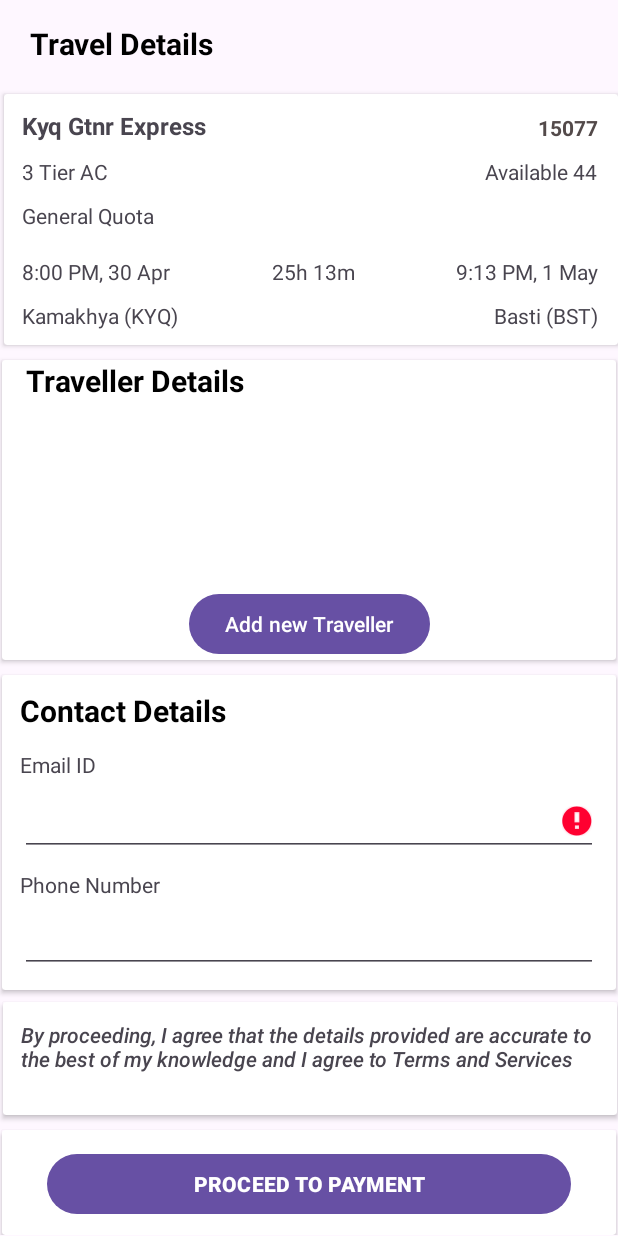
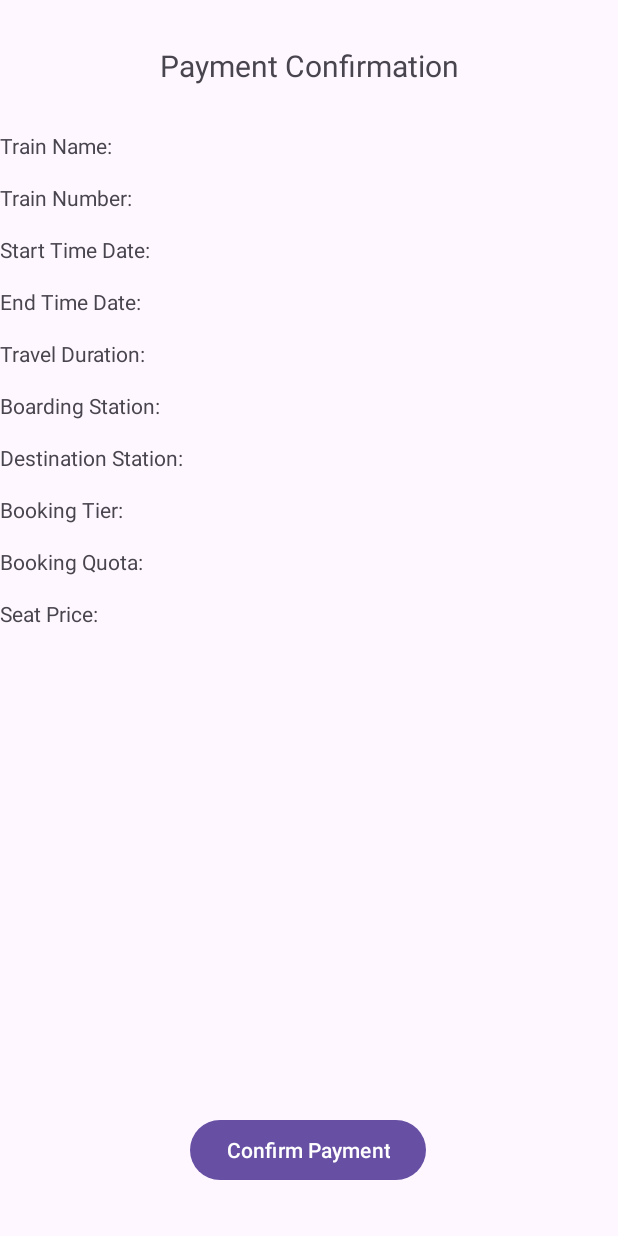
Before and after one commit to ritesh-gupta19/Railquest, an Android app: the Booking_Page_User_Details_Trip screen opened directly, with no data from a screen before it, after a tap on "PROCEED TO PAYMENT", on a phone screen of 412 x 824 dp. Run offline under Robolectric (Android 15) with nearby library versions, the phone set to English and light mode, and no system bars.

Commit message:
completed booking a ticket --everything

```diff
--- a/app/src/main/java/com/example/railquest/Booking_Page_User_Details_Trip.java
+++ b/app/src/main/java/com/example/railquest/Booking_Page_User_Details_Trip.java
@@ -21,8 +21,8 @@ public class Booking_Page_User_Details_Trip extends AppCompatActivity {
             txtBookingDestinationTimeDate, txtBookingTravelDuration, txtBookingStartStation,
             txtBookingDestinationStation;
     private RecyclerView recViewTravellerList;
-    List<String> travellerName_age;
-    List<String> travellerBerth;
+    ArrayList<String> travellerName_age_gender;
+    ArrayList<String> travellerBerth;
 
     // Define a constant for request code
     private static final int REQUEST_CODE_ADD_TRAVELLER = 101;
@@ -50,7 +50,7 @@ public class Booking_Page_User_Details_Trip extends AppCompatActivity {
         txtBookingDestinationStation = findViewById(R.id.txtBookedDestinationStation);
         recViewTravellerList = findViewById(R.id.recViewTravellerList);
 
-        travellerName_age = new ArrayList<>();
+        travellerName_age_gender = new ArrayList<>();
         travellerBerth = new ArrayList<>();
 
         // Set onClick listeners for buttons
@@ -65,19 +65,38 @@ public class Booking_Page_User_Details_Trip extends AppCompatActivity {
                 // Add your logic for proceeding to payment here
                 Toast.makeText(Booking_Page_User_Details_Trip.this, "Proceeding to payment...", Toast.LENGTH_SHORT).show();
             }
+
+            Intent intent = new Intent(this, PaymentActivity.class);
+
+            // add string extras
+            intent.putExtra("trainName", getIntent().getStringExtra("trainName"));
+            intent.putExtra("trainNumber", getIntent().getStringExtra("trainNumber"));
+            intent.putExtra("startTimeDate", getIntent().getStringExtra("startTimeDate"));
+            intent.putExtra("endTimeDate", getIntent().getStringExtra("endTimeDate"));
+            intent.putExtra("timeDuration", getIntent().getStringExtra("timeDuration"));
+            intent.putExtra("boardingStation", getIntent().getStringExtra("boardingStation"));
+            intent.putExtra("destinationStation", getIntent().getStringExtra("destinationStation"));
+            intent.putExtra("bookingTier", getIntent().getStringExtra("bookingTier"));
+            intent.putExtra("bookingQuota", getIntent().getStringExtra("bookingQuota"));
+            intent.putExtra("seatPrice", getIntent().getStringExtra("seatPrice"));
+            intent.putExtra("travellerName_age_gender", travellerName_age_gender);
+            intent.putExtra("travellerBerth", travellerBerth);
+
+            startActivity(intent);
         });
 
-        // Set sample data for the first card (you can replace it with dynamic data)
-        txtBookingTrainName.setText("Kyq Gtnr Express");
-        txtBookingTrainNumber.setText("15077");
-        txtBookingTier.setText("3 Tier AC");
-        txtBookingSeatsRemaining.setText("Available 44");
-        txtBookingQuota.setText("General Quota");
-        txtBookingStartTimeDate.setText("8:00 PM, 30 Apr");
-        txtBookingDestinationTimeDate.setText("9:13 PM, 1 May");
-        txtBookingTravelDuration.setText("25h 13m");
-        txtBookingStartStation.setText("Kamakhya (KYQ)");
-        txtBookingDestinationStation.setText("Basti (BST)");
+        // get data from previous intent
+
+        txtBookingTrainName.setText(getIntent().getStringExtra("trainName"));
+        txtBookingTrainNumber.setText(getIntent().getStringExtra("trainNumber"));
+        txtBookingTier.setText(getIntent().getStringExtra("bookingTier"));
+        txtBookingSeatsRemaining.setText("Available " + getIntent().getStringExtra("availableSeats"));
+        txtBookingQuota.setText(getIntent().getStringExtra("bookingQuota"));
+        txtBookingStartTimeDate.setText(getIntent().getStringExtra("startTimeDate"));
+        txtBookingDestinationTimeDate.setText(getIntent().getStringExtra("endTimeDate"));
+        txtBookingTravelDuration.setText(getIntent().getStringExtra("timeDuration"));
+        txtBookingStartStation.setText(getIntent().getStringExtra("boardingStation"));
+        txtBookingDestinationStation.setText(getIntent().getStringExtra("destinationStation"));
     }
 
     // Handle the result from the child activity
@@ -94,7 +113,7 @@ public class Booking_Page_User_Details_Trip extends AppCompatActivity {
                 String berthPreference = data.getStringExtra("berthPreference");
                 String nationality = data.getStringExtra("nationality");
 
-                travellerName_age.add(passengerName + ", " + passengerAge + ", (" + passengerGender + ")");
+                travellerName_age_gender.add(passengerName + ", " + passengerAge + ", (" + passengerGender + ")");
                 travellerBerth.add(berthPreference);
 
                 updateTravellerDetails();
@@ -114,7 +133,7 @@ public class Booking_Page_User_Details_Trip extends AppCompatActivity {
     }
 
     private void updateTravellerDetails() {
-        TravellerListCustomAdapter travellerListCustomAdapter = new TravellerListCustomAdapter(this, travellerName_age, travellerBerth);
+        TravellerListCustomAdapter travellerListCustomAdapter = new TravellerListCustomAdapter(this, travellerName_age_gender, travellerBerth);
         recViewTravellerList.setAdapter(travellerListCustomAdapter);
         recViewTravellerList.setLayoutManager(new LinearLayoutManager(this));
     }
--- a/app/src/main/java/com/example/railquest/PaymentActivity.java
+++ b/app/src/main/java/com/example/railquest/PaymentActivity.java
@@ -10,9 +10,13 @@ import androidx.core.graphics.Insets;
 import androidx.core.view.ViewCompat;
 import androidx.core.view.WindowInsetsCompat;
 
+import java.util.List;
+
 public class PaymentActivity extends AppCompatActivity {
     Button btnConfirmPayment;
-    TextView txtBookingTrainName, txtBookingTrainNumber, txtBookingTier, txtBookingSeatsRemaining, txtBookingQuota, txtBookingStartTimeDate, txtBookingDestinationTimeDate, txtBookingTravelDuration, txtBookingStartStation, txtBookingDestinationStation, txtBookingPrice;
+    TextView txtBookingTrainName, txtBookingTrainNumber, txtBookingTier, txtBookingQuota, txtBookingStartTimeDate, txtBookingDestinationTimeDate, txtBookingTravelDuration, txtBookingStartStation, txtBookingDestinationStation, txtBookingPrice;
+    List<String> travellerName_age_gender;
+    List<String> travellerBerth;
 
     @Override
     protected void onCreate(Bundle savedInstanceState) {
@@ -29,7 +33,6 @@ public class PaymentActivity extends AppCompatActivity {
         txtBookingTrainName = findViewById(R.id.txtBookingTrainName);
         txtBookingTrainNumber = findViewById(R.id.txtBookingTrainNumber);
         txtBookingTier = findViewById(R.id.txtBookingTier);
-        txtBookingSeatsRemaining = findViewById(R.id.txtBookingSeatsRemaining);
         txtBookingQuota = findViewById(R.id.txtBookingQuota);
         txtBookingStartTimeDate = findViewById(R.id.txtBookingStartTimeDate);
         txtBookingDestinationTimeDate = findViewById(R.id.txtBookingEndTimeDate);
@@ -43,7 +46,6 @@ public class PaymentActivity extends AppCompatActivity {
         txtBookingTrainName.setText(getIntent().getStringExtra("trainName"));
         txtBookingTrainNumber.setText(getIntent().getStringExtra("trainNumber"));
         txtBookingTier.setText(getIntent().getStringExtra("bookingTier"));
-        txtBookingSeatsRemaining.setText(getIntent().getStringExtra("availableSeats"));
         txtBookingQuota.setText(getIntent().getStringExtra("bookingQuota"));
         txtBookingStartTimeDate.setText(getIntent().getStringExtra("startTimeDate"));
         txtBookingDestinationTimeDate.setText(getIntent().getStringExtra("endTimeDate"));
@@ -51,9 +53,21 @@ public class PaymentActivity extends AppCompatActivity {
         txtBookingStartStation.setText(getIntent().getStringExtra("boardingStation"));
         txtBookingDestinationStation.setText(getIntent().getStringExtra("destinationStation"));
         txtBookingPrice.setText(getIntent().getStringExtra("seatPrice"));
+        travellerName_age_gender = getIntent().getStringArrayListExtra("travellerName_age_gender");
+        travellerBerth = getIntent().getStringArrayListExtra("travellerBerth");
+    }
+
+    public List<String> getTravellerName_age_gender() {
+        return travellerName_age_gender;
+    }
+
+    public List<String> getTravellerBerth() {
+        return travellerBerth;
     }
 
     private void confirmPaymentAndBook() {
         // upload details to realtime database
+        DBHandler.bookTickets(this);
+
     }
 }
--- a/app/src/main/java/com/example/railquest/firstEntryPage.java
+++ b/app/src/main/java/com/example/railquest/firstEntryPage.java
@@ -36,6 +36,8 @@ public class firstEntryPage extends AppCompatActivity {
 
     public void onClickTrainDetails(View v) {
         //functionality for get train details button....
+        Intent intent = new Intent(this, search_page.class); // Replace NextActivity with the name of your next activity
+        startActivity(intent);
     }
 
     public void onClickYourBookings(View v) {
--- a/app/src/main/res/layout/activity_booking_page_user_details_trip.xml
+++ b/app/src/main/res/layout/activity_booking_page_user_details_trip.xml
@@ -7,7 +7,9 @@
 
     <androidx.constraintlayout.widget.ConstraintLayout
         android:layout_width="match_parent"
-        android:layout_height="wrap_content">
+        android:layout_height="wrap_content"
+        android:paddingLeft="7dp"
+        android:paddingRight="7dp">
 
 
         <TextView
```
Also changed, not shown: app/src/main/java/com/example/railquest/DBHandler.java (+71 -15 lines), app/src/main/java/com/example/railquest/Ticket.java (added, +118 -0 lines), app/src/main/res/layout/activity_payment_activity.xml (+1 -19 lines).
